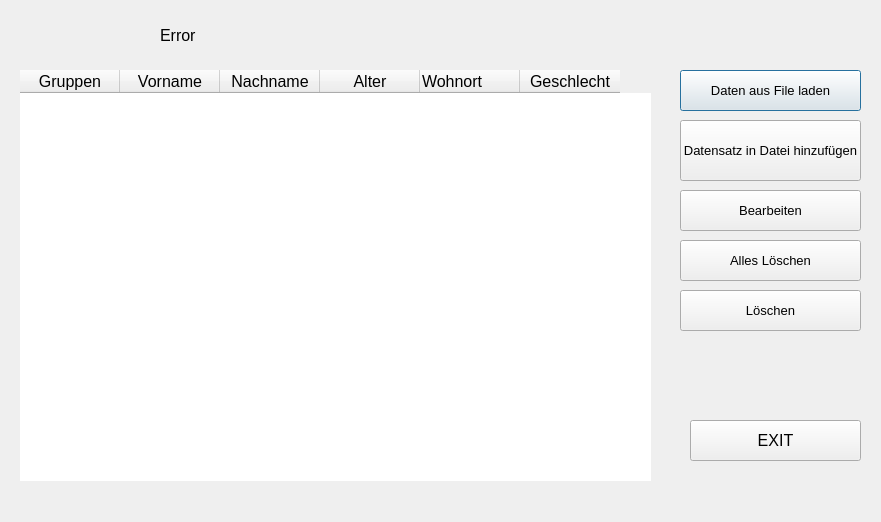
Qt form liste.ui (awalii/Qt_Gruppenarbeit_Probie) before a commit.
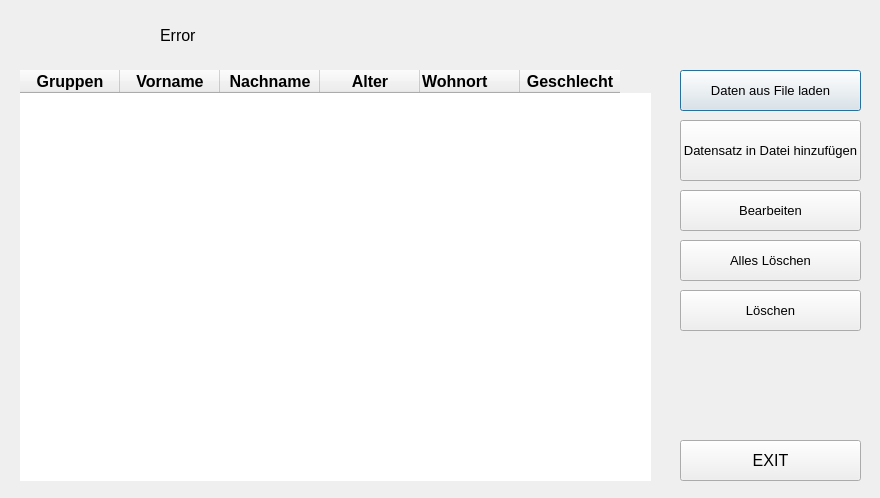
The same form after that commit.

```diff
--- a/liste.ui
+++ b/liste.ui
@@ -9,8 +9,8 @@
    <rect>
     <x>0</x>
     <y>0</y>
-    <width>881</width>
-    <height>522</height>
+    <width>880</width>
+    <height>498</height>
    </rect>
   </property>
   <property name="tabletTracking">
@@ -58,9 +58,9 @@
   <widget class="QPushButton" name="btn_exit2">
    <property name="geometry">
     <rect>
-     <x>690</x>
-     <y>420</y>
-     <width>171</width>
+     <x>680</x>
+     <y>440</y>
+     <width>181</width>
      <height>41</height>
     </rect>
    </property>
@@ -128,6 +128,8 @@
     <property name="font">
      <font>
       <pointsize>12</pointsize>
+      <weight>75</weight>
+      <bold>true</bold>
      </font>
     </property>
     <property name="background">
@@ -145,9 +147,9 @@
     <property name="font">
      <font>
       <pointsize>12</pointsize>
-      <weight>50</weight>
+      <weight>75</weight>
       <italic>false</italic>
-      <bold>false</bold>
+      <bold>true</bold>
       <underline>false</underline>
       <strikeout>false</strikeout>
      </font>
@@ -167,6 +169,8 @@
     <property name="font">
      <font>
       <pointsize>12</pointsize>
+      <weight>75</weight>
+      <bold>true</bold>
      </font>
     </property>
     <property name="background">
@@ -184,6 +188,8 @@
     <property name="font">
      <font>
       <pointsize>12</pointsize>
+      <weight>75</weight>
+      <bold>true</bold>
      </font>
     </property>
     <property name="background">
@@ -201,6 +207,8 @@
     <property name="font">
      <font>
       <pointsize>12</pointsize>
+      <weight>75</weight>
+      <bold>true</bold>
      </font>
     </property>
     <property name="textAlignment">
@@ -221,6 +229,8 @@
     <property name="font">
      <font>
       <pointsize>12</pointsize>
+      <weight>75</weight>
+      <bold>true</bold>
      </font>
     </property>
     <property name="background">
@@ -304,6 +314,39 @@
     <string>Löschen</string>
    </property>
   </widget>
+  <widget class="QWidget" name="horizontalLayoutWidget">
+   <property name="geometry">
+    <rect>
+     <x>20</x>
+     <y>70</y>
+     <width>841</width>
+     <height>411</height>
+    </rect>
+   </property>
+   <layout class="QHBoxLayout" name="horizontalLayout_2"/>
+  </widget>
+  <widget class="QWidget" name="verticalLayoutWidget">
+   <property name="geometry">
+    <rect>
+     <x>680</x>
+     <y>70</y>
+     <width>181</width>
+     <height>261</height>
+    </rect>
+   </property>
+   <layout class="QVBoxLayout" name="verticalLayout"/>
+  </widget>
+  <widget class="QWidget" name="verticalLayoutWidget_3">
+   <property name="geometry">
+    <rect>
+     <x>679</x>
+     <y>70</y>
+     <width>181</width>
+     <height>411</height>
+    </rect>
+   </property>
+   <layout class="QVBoxLayout" name="verticalLayout_6"/>
+  </widget>
  </widget>
  <resources/>
  <connections/>
```
